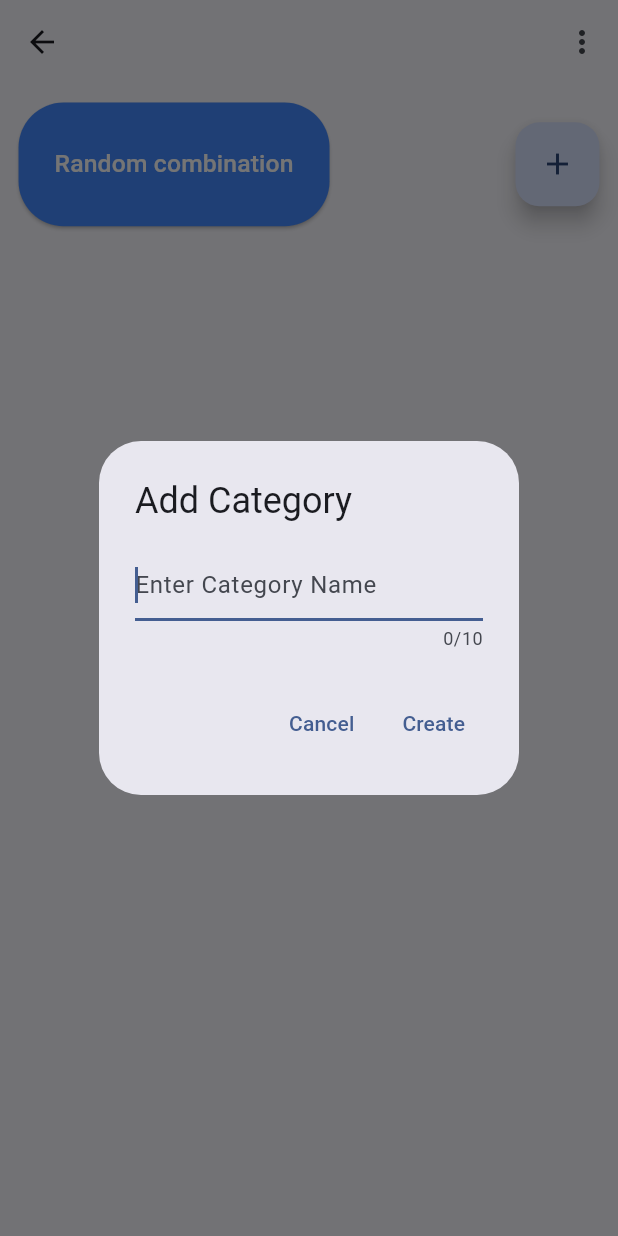
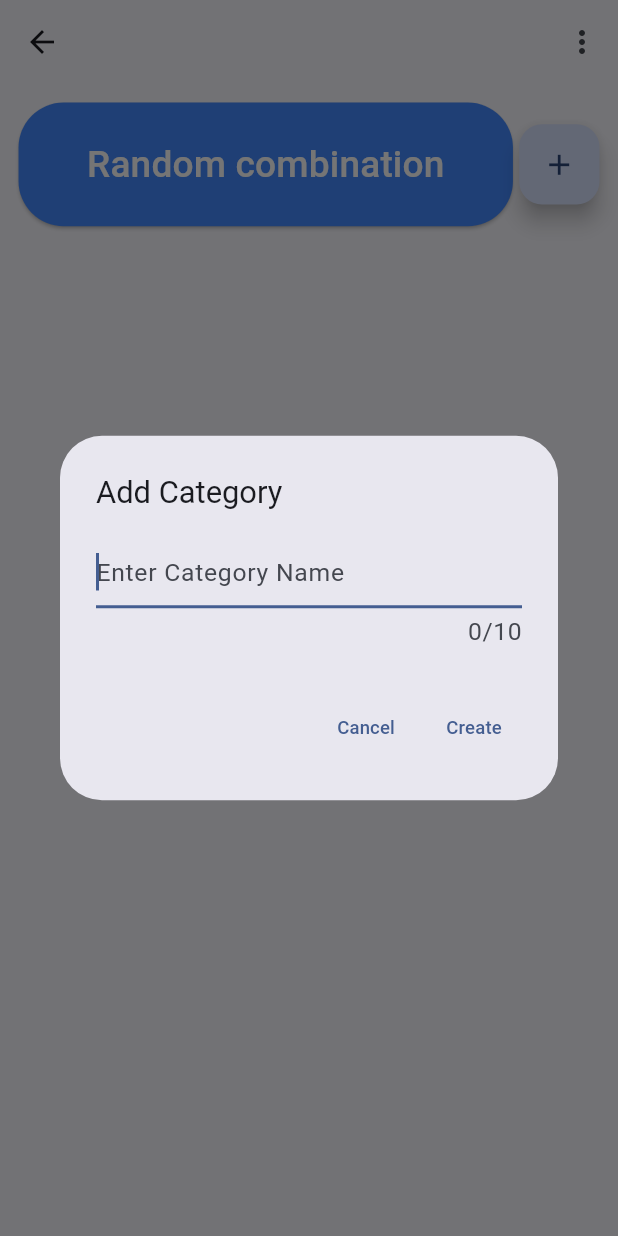
Before and after one commit to kgpksh/combinators, a Flutter app: the CombinationPage screen opened directly with empty values, after a tap on the "add" icon, on a phone screen of 412 x 824 dp. Run offline on Flutter 3.47's test engine with Material 3 defaults, Android fonts, the phone set to English and light mode, and no system bars; our stand-ins replace bloc, bloc_concurrency, flutter_bloc, hydrated_bloc, package_info_plus, sqflite; accounts and stored records are empty.

Commit message:
chore: 화면 요소들 크기 비율 조정

```diff
--- a/lib/views/combine/combinator.dart
+++ b/lib/views/combine/combinator.dart
@@ -23,15 +23,20 @@ class CombinationPage extends StatefulWidget {
 }
 
 class _CombinationPageState extends State<CombinationPage> {
-  late double height;
-  late double width;
+  double width = DisplaySize.instance.displayWidth;
+  double floatingButtonSize = DisplaySize.instance.displayWidth * 0.13;
+  double cardFontSize = DisplaySize.instance.displayWidth * 0.037;
+  double categoryWidth = DisplaySize.instance.displayWidth * 0.35;
+  double itemFontSize = DisplaySize.instance.displayHeight * 0.03;
+  double randomButtonMinimumHeight = DisplaySize.instance.displayHeight * 0.1;
+  double randomButtonMinimumWidth = DisplaySize.instance.displayHeight * 0.4;
+  double itemCardHeight = DisplaySize.instance.displayHeight * 0.08;
+  double marginBetweenCategoryAndItem = DisplaySize.instance.displayHeight * 0.01;
   late List<DatabaseCategory> combinationDatas;
 
   @override
   void initState() {
     super.initState();
-    height = DisplaySize.instance.displayHeight;
-    width = DisplaySize.instance.displayWidth;
     context
         .read<CombinationBloc>()
         .add(CombinationPageLoadEvent(groupId: widget.groupId));
@@ -76,19 +81,22 @@ class _CombinationPageState extends State<CombinationPage> {
                             ),
                           ),
                           minimumSize: MaterialStateProperty.all<Size>(Size(
-                            width * 0.4,
-                            height * 0.1,
+                            randomButtonMinimumWidth,
+                            randomButtonMinimumHeight,
                           )),
                         ),
                         child: Text(
                           'Random combination',
                           style: TextStyle(
                             color: Colors.white,
-                            fontSize: width * 0.04,
+                            fontSize: itemFontSize,
                           ),
                         ),
                       ),
-                      Center(
+                      SizedBox(
+                        width: floatingButtonSize,
+                        height: floatingButtonSize,
+                        child: FittedBox(
                           child: FloatingActionButton(
                             onPressed: () async {
                               final categoryName = await showGenericDialog(
@@ -115,11 +123,12 @@ class _CombinationPageState extends State<CombinationPage> {
                             },
                             child: const Icon(Icons.add),
                           ),
+                        ),
                       )
                     ],
                   ),
-                  const SizedBox(
-                    height: 30,
+                  SizedBox(
+                    height: marginBetweenCategoryAndItem,
                   ),
                   Expanded(
                     child: CachedReorderableListView(
@@ -127,7 +136,7 @@ class _CombinationPageState extends State<CombinationPage> {
                       list: combinationDatas,
                       itemBuilder: (context, item) {
                         return SizedBox(
-                          width: width * 0.35,
+                          width: categoryWidth,
                           key: Key('${item.orderKey}'),
                           child: Padding(
                             padding: const EdgeInsets.all(8.0),
@@ -138,6 +147,7 @@ class _CombinationPageState extends State<CombinationPage> {
                                 Expanded(
                                   flex: 1,
                                   child: Card(
+                                    semanticContainer: true,
                                     color: Colors.redAccent,
                                     margin: EdgeInsets.zero,
                                     child: Padding(
@@ -151,7 +161,7 @@ class _CombinationPageState extends State<CombinationPage> {
                                               textAlign: TextAlign.center,
                                               style: TextStyle(
                                                 color: Colors.black,
-                                                fontSize: width * 0.037,
+                                                fontSize: cardFontSize,
                                               ),
                                             ),
                                           ),
@@ -175,7 +185,7 @@ class _CombinationPageState extends State<CombinationPage> {
                                     itemBuilder:
                                         (BuildContext context, int index) {
                                       return SizedBox(
-                                        height: height * 0.08,
+                                        height: itemCardHeight,
                                         child: Card(
                                           color: Colors.greenAccent,
                                           child: Row(
@@ -186,7 +196,8 @@ class _CombinationPageState extends State<CombinationPage> {
                                                   child: Text(
                                                     item.items[index].name,
                                                     textAlign: TextAlign.center,
-                                                    style: const TextStyle(
+                                                    style: TextStyle(
+                                                      fontSize: cardFontSize,
                                                       color: Colors.black,
                                                     ),
                                                   ),
--- a/lib/views/utils/text_edit_dialog.dart
+++ b/lib/views/utils/text_edit_dialog.dart
@@ -1,3 +1,6 @@
+import 'dart:math';
+
+import 'package:combinators/views/utils/display_size.dart';
 import 'package:flutter/material.dart';
 
 typedef DialogOptionBuilder<T> = Map<String, T?> Function();
@@ -9,20 +12,31 @@ Future<T?> showGenericDialog<T>({
   required String hintText,
   required DialogOptionBuilder optionBuilder,
 }) {
+  double dialogWidth = max(DisplaySize.instance.displayWidth * 0.1, 400);
+  double dialogHeight = max(DisplaySize.instance.displayHeight * 0.08, 80);
+  double titleSize = DisplaySize.instance.displayWidth * 0.05;
+  double contentSize = DisplaySize.instance.displayWidth * 0.04;
+  double textButtonSize = DisplaySize.instance.displayWidth * 0.03;
   final options = optionBuilder();
   return showDialog<T>(
       context: context,
       builder: (context) {
         final controller = TextEditingController(text: defaultText);
         return AlertDialog(
-          title: Text(title),
-          content: TextFormField(
-            autofocus: true,
-            controller: controller,
-            decoration: InputDecoration(
-              hintText: hintText,
+          title: Text(title, style: TextStyle(fontSize: titleSize),),
+          content: SizedBox(
+            width: dialogWidth,
+            height: dialogHeight,
+            child: TextFormField(
+              style: TextStyle(fontSize: contentSize),
+              autofocus: true,
+              controller: controller,
+              decoration: InputDecoration(
+                hintText: hintText,
+                counterStyle: TextStyle(fontSize: contentSize),
+              ),
+              maxLength: 10,
             ),
-            maxLength: 10,
           ),
           actions: options.keys.map((optionTitle) {
             final T value = options[optionTitle];
@@ -39,7 +53,7 @@ Future<T?> showGenericDialog<T>({
                   Navigator.of(context).pop(null);
                 }
               },
-              child: Text(optionTitle),
+              child: Text(optionTitle, style: TextStyle(fontSize: textButtonSize),)
             );
           }).toList(),
         );
```
Also changed, not shown: lib/views/combine/category_popup_menu_button.dart (+46 -6 lines), lib/views/combine/combination_result.dart (+11 -6 lines), lib/views/combine/item_popup_menu_button.dart (+33 -4 lines), lib/views/utils/confirm_dialog.dart (+17 -4 lines). Lines whose indentation alone changed are shown as unchanged.
